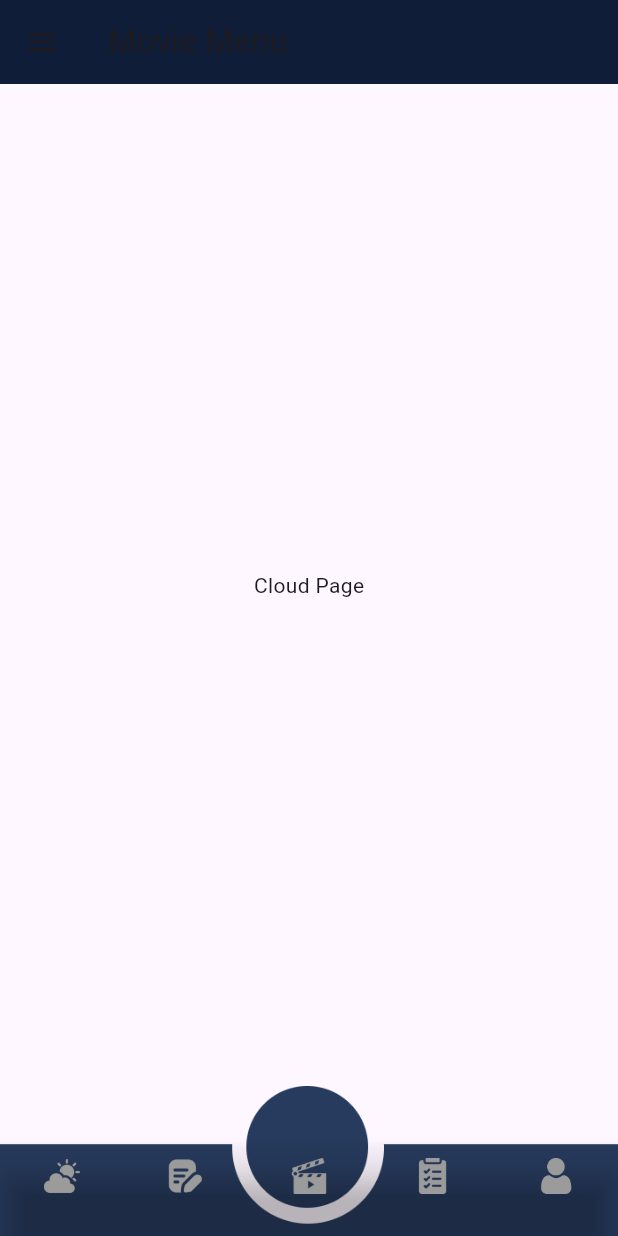
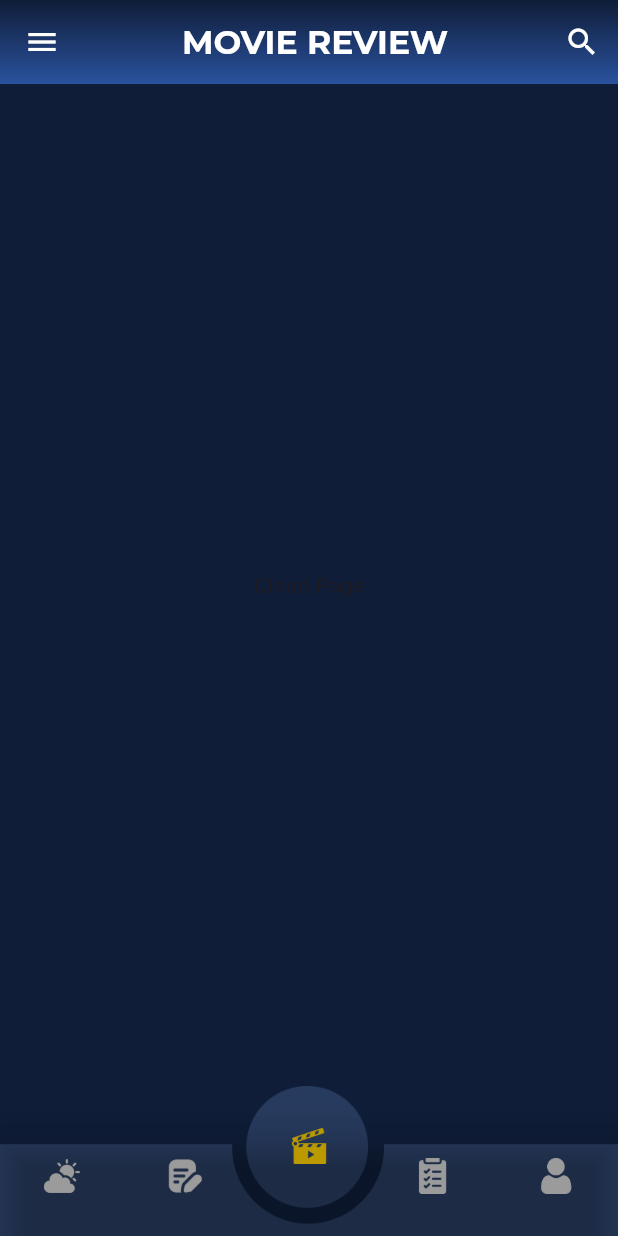
Before and after one commit to Kakaiii21/mobile, a Flutter app: the MovieMenuPage screen opened directly, on a phone screen of 412 x 824 dp. Run offline on Flutter 3.47's test engine with Material 3 defaults, Android fonts, the phone set to English and light mode, and no system bars; our stand-ins replace animated_splash_screen, google_fonts.

Commit message:
Initial commit for MovieMenu

```diff
--- a/lib/pages/moviemenu.dart
+++ b/lib/pages/moviemenu.dart
@@ -1,4 +1,5 @@
 import 'package:flutter/material.dart';
+import 'package:google_fonts/google_fonts.dart';
 
 class MovieMenuPage extends StatefulWidget {
   const MovieMenuPage({super.key});
@@ -27,54 +28,132 @@ class _MovieMenuPageState extends State<MovieMenuPage> {
   @override
   Widget build(BuildContext context) {
     return Scaffold(
+      backgroundColor: Color.fromRGBO(15, 29, 56, 1),
       appBar: AppBar(
-        title: const Text('Movie Menu'),
-        backgroundColor: const Color.fromRGBO(15, 29, 56, 1),
-      ),
-      drawer: Drawer(
-        child: ListView(
-          children: [
-            const DrawerHeader(
-              decoration: BoxDecoration(
-                color: Colors.white,
-              ),
-              child: Center(
-                child: Text(
-                  'Menu',
-                  style: TextStyle(color: Colors.white, fontSize: 24),
+        flexibleSpace: Container(
+          //flexibleSpace para maging linear ung background na di naapektuhan ung mag text
+          decoration: const BoxDecoration(
+            gradient: LinearGradient(
+              colors: [
+                Color.fromRGBO(15, 29, 56, 1),
+                Color.fromRGBO(42, 82, 158, 1),
+              ],
+              begin: Alignment.topCenter,
+              end: Alignment.bottomCenter,
             ),
           ),
         ),
+
+        leading: Builder(
+          builder: (context) => IconButton(
+            icon: Icon(Icons.menu, color: Colors.white),
+            onPressed: () {
+              Scaffold.of(context).openDrawer(); // pang open ng drawer
+            },
+          ),
+        ),
+        title: Center(
+          child: Text(
+            'MOVIE REVIEW',
+            style: GoogleFonts.montserrat(
+              textStyle: TextStyle(color: Colors.white),
+              fontWeight: FontWeight.bold,
+            ),
+          ),
+        ),
+
+        actions: [
+          IconButton(
+            icon: const Icon(Icons.search, color: Colors.white),
+            onPressed: () {
+              // Search action
+            },
+          ),
+        ],
+      ),
+      drawer: Drawer(
+        backgroundColor: const Color.fromRGBO(39, 59, 94, 1),
+        child: ListView(
+          children: [
+            Container(
+              height: 100,
+              decoration: BoxDecoration(color: Color.fromRGBO(39, 59, 94, 1)),
+              child: Row(
+                children: [
+                  Padding(
+                    padding: const EdgeInsets.fromLTRB(10, 0, 0, 0),
+                    child: Image.asset(
+                      "assets/images/drawerCD.png",
+                      height: 60,
+                    ),
+                  ),
+                  SizedBox(width: 120),
+                  TextButton(
+                    onPressed: () {
+                      Navigator.of(context).pop();
+                    },
+                    child: Icon(Icons.menu, color: Colors.black, size: 40),
+                  ),
+                ],
+              ),
+            ),
+            Divider(color: Colors.white24, thickness: 1, height: 0),
             ListTile(
-              leading: const Icon(Icons.home),
-              title: const Text('Home'),
+              leading: const Icon(
+                Icons.home,
+                color: Color.fromRGBO(155, 155, 155, 1),
+              ),
+              title: const Text(
+                'Home',
+                style: TextStyle(color: Color.fromRGBO(155, 155, 155, 1)),
+              ),
               onTap: () {
                 Navigator.pop(context);
                 _onItemTapped(0);
               },
             ),
+
+            // Ung mga divider widgets ito ung mga lines
+            Divider(color: Colors.white24, thickness: 1, height: 0),
+
             ListTile(
-              leading: const Icon(Icons.movie),
-              title: const Text('Movies'),
+              leading: const Icon(
+                Icons.movie,
+                color: Color.fromRGBO(155, 155, 155, 1),
+              ),
+              title: const Text(
+                'Movies',
+                style: TextStyle(color: Color.fromRGBO(155, 155, 155, 1)),
+              ),
               onTap: () {
                 Navigator.pop(context);
                 _onItemTapped(2);
               },
             ),
+            Divider(color: Colors.white24, thickness: 1, height: 0),
+
             ListTile(
-              leading: const Icon(Icons.logout),
-              title: const Text('Logout'),
+              leading: const Icon(
+                Icons.logout,
+                color: Color.fromRGBO(155, 155, 155, 1),
+              ),
+              title: const Text(
+                'Logout',
+                style: TextStyle(color: Color.fromRGBO(155, 155, 155, 1)),
+              ),
               onTap: () {
                 Navigator.pop(context);
                 Navigator.pop(context); // Back to login
               },
             ),
+            Divider(color: Colors.white24, thickness: 1, height: 0),
           ],
         ),
       ),
+
+      //paddings para magalaw/position ung mga icons
       body: _pages[_selectedIndex],
-      bottomNavigationBar:
-      Stack(
+      bottomNavigationBar: Stack(
         alignment: Alignment.bottomCenter,
         children: [
           // Background image with circle
@@ -82,7 +161,6 @@ class _MovieMenuPageState extends State<MovieMenuPage> {
             height: 100,
             decoration: BoxDecoration(
               image: DecorationImage(
-
                 image: AssetImage('assets/images/navbg.png'),
                 fit: BoxFit.cover,
               ),
@@ -96,11 +174,61 @@ class _MovieMenuPageState extends State<MovieMenuPage> {
             currentIndex: _selectedIndex,
             onTap: _onItemTapped,
             items: [
-          BottomNavigationBarItem(icon: Image.asset('assets/images/weather.png', width: 24, height: 24,), label: '', ),
-          BottomNavigationBarItem(icon: Image.asset('assets/images/notes.png', width: 24, height: 24,), label: ''),
-          BottomNavigationBarItem(icon: Image.asset('assets/images/movie.png', width: 24, height: 24,), label: ''),
-          BottomNavigationBarItem(icon: Image.asset('assets/images/list.png', width: 24, height: 24,), label: ''),
-          BottomNavigationBarItem(icon: Image.asset('assets/images/user.png', width: 24, height: 24,), label: ''),
+              BottomNavigationBarItem(
+                icon: Padding(
+                  padding: const EdgeInsets.fromLTRB(0, 20, 0, 0),
+                  child: Image.asset(
+                    'assets/images/weather.png',
+                    width: 24,
+                    height: 24,
+                  ),
+                ),
+                label: '',
+              ),
+              BottomNavigationBarItem(
+                icon: Padding(
+                  padding: const EdgeInsets.fromLTRB(0, 20, 0, 0),
+                  child: Image.asset(
+                    'assets/images/notes.png',
+                    width: 24,
+                    height: 24,
+                  ),
+                ),
+                label: '',
+              ),
+              BottomNavigationBarItem(
+                icon: Padding(
+                  padding: const EdgeInsets.fromLTRB(0, 0, 0, 20),
+                  child: Image.asset(
+                    'assets/images/navButtons/movieActive.png',
+                    width: 24,
+                    height: 24,
+                  ),
+                ),
+                label: '',
+              ),
+              BottomNavigationBarItem(
+                icon: Padding(
+                  padding: const EdgeInsets.fromLTRB(0, 20, 0, 0),
+                  child: Image.asset(
+                    'assets/images/list.png',
+                    width: 24,
+                    height: 24,
+                  ),
+                ),
+                label: '',
+              ),
+              BottomNavigationBarItem(
+                icon: Padding(
+                  padding: const EdgeInsets.fromLTRB(0, 20, 0, 0),
+                  child: Image.asset(
+                    'assets/images/user.png',
+                    width: 24,
+                    height: 24,
+                  ),
+                ),
+                label: '',
+              ),
             ],
           ),
         ],
--- a/pubspec.yaml
+++ b/pubspec.yaml
@@ -64,6 +64,8 @@ flutter:
   # To add assets to your application, add an assets section, like this:
   assets:
      - assets/images/
+     - assets/images/navButtons/
+
   #   - images/a_dot_ham.jpeg
 
   # An image asset can refer to one or more resolution-specific "variants", see
```
Also changed, not shown: assets/images/drawerCD.png (added), assets/images/navButtons/movieActive.png (added). Lines whose indentation alone changed are shown as unchanged.
